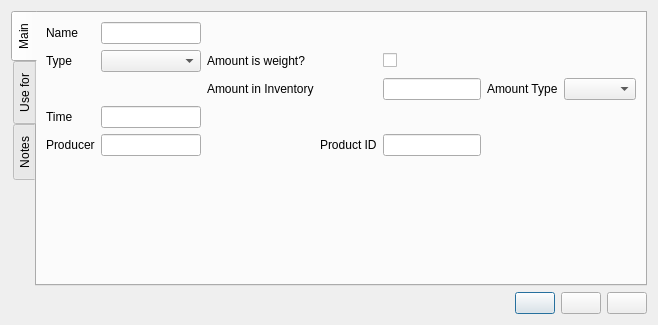
The window that ui/miscEditor.ui (Brewken/brewken) describes before a commit, drawn with Qt 5.
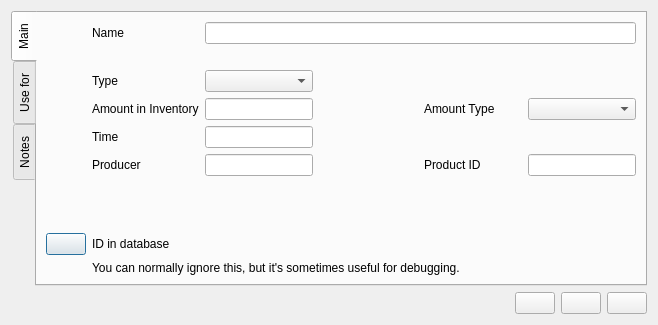
The same window after the commit. Icons and pictures are not drawn. Custom widgets are drawn as their Qt base class.

```diff
--- a/ui/miscEditor.ui
+++ b/ui/miscEditor.ui
@@ -30,14 +30,8 @@
        <string>Main</string>
       </attribute>
       <layout class="QGridLayout" name="gridLayout">
-       <item row="0" column="0">
+       <item row="0" column="1">
         <widget class="QLabel" name="label_name">
-         <property name="sizePolicy">
-          <sizepolicy hsizetype="Expanding" vsizetype="Fixed">
-           <horstretch>0</horstretch>
-           <verstretch>0</verstretch>
-          </sizepolicy>
-         </property>
          <property name="text">
           <string>Name</string>
          </property>
@@ -49,39 +43,28 @@
          </property>
         </widget>
        </item>
-       <item row="0" column="1">
+       <item row="0" column="2" colspan="4">
         <widget class="SmartLineEdit" name="lineEdit_name">
-         <property name="sizePolicy">
-          <sizepolicy hsizetype="Expanding" vsizetype="Fixed">
-           <horstretch>100</horstretch>
-           <verstretch>0</verstretch>
-          </sizepolicy>
-         </property>
-         <property name="minimumSize">
-          <size>
-           <width>100</width>
-           <height>0</height>
-          </size>
-         </property>
-         <property name="maximumSize">
-          <size>
-           <width>100</width>
-           <height>16777215</height>
-          </size>
-         </property>
          <property name="toolTip">
           <string>Name</string>
          </property>
         </widget>
        </item>
-       <item row="2" column="0">
+       <item row="1" column="3">
+        <spacer name="horizontalSpacer">
+         <property name="orientation">
+          <enum>Qt::Horizontal</enum>
+         </property>
+         <property name="sizeHint" stdset="0">
+          <size>
+           <width>40</width>
+           <height>20</height>
+          </size>
+         </property>
+        </spacer>
+       </item>
+       <item row="2" column="1">
         <widget class="QLabel" name="label_type">
-         <property name="sizePolicy">
-          <sizepolicy hsizetype="Expanding" vsizetype="Fixed">
-           <horstretch>0</horstretch>
-           <verstretch>0</verstretch>
-          </sizepolicy>
-         </property>
          <property name="text">
           <string>Type</string>
          </property>
@@ -93,50 +76,14 @@
          </property>
         </widget>
        </item>
-       <item row="2" column="1">
-        <widget class="BtComboBox" name="comboBox_type">
-         <property name="toolTip">
-          <string>Type</string>
-         </property>
-        </widget>
-       </item>
        <item row="2" column="2">
-        <widget class="QLabel" name="label_amountIsWeight">
-         <property name="sizePolicy">
-          <sizepolicy hsizetype="Expanding" vsizetype="Preferred">
-           <horstretch>0</horstretch>
-           <verstretch>0</verstretch>
-          </sizepolicy>
-         </property>
+        <widget class="BtComboBox" name="comboBox_type">
          <property name="toolTip">
           <string>Check it if the amount listed is in kg instead of L.</string>
          </property>
-         <property name="text">
-          <string>Amount is weight?</string>
-         </property>
-         <property name="buddy">
-          <cstring>checkBox_amountIsWeight</cstring>
-         </property>
         </widget>
        </item>
-       <item row="2" column="4">
-        <widget class="QCheckBox" name="checkBox_amountIsWeight">
-         <property name="sizePolicy">
-          <sizepolicy hsizetype="Minimum" vsizetype="Fixed">
-           <horstretch>0</horstretch>
-           <verstretch>0</verstretch>
-          </sizepolicy>
-         </property>
-         <property name="toolTip">
-          <string>Checked if the given amount is weight instead of volume</string>
-         </property>
-         <property name="text">
-          <string/>
-         </property>
-        </widget>
-       </item>
-
-       <item row="4" column="2">
+       <item row="4" column="1">
         <widget class="SmartLabel" name="label_inventory">
          <property name="contextMenuPolicy">
           <enum>Qt::CustomContextMenu</enum>
@@ -149,27 +96,14 @@
          </property>
         </widget>
        </item>
-       <item row="4" column="4">
+       <item row="4" column="2">
         <widget class="SmartLineEdit" name="lineEdit_inventory">
-         <property name="sizePolicy">
-          <sizepolicy hsizetype="Maximum" vsizetype="Fixed">
-           <horstretch>0</horstretch>
-           <verstretch>0</verstretch>
-          </sizepolicy>
-         </property>
-         <property name="maximumSize">
-          <size>
-           <width>100</width>
-           <height>16777215</height>
-          </size>
-         </property>
          <property name="toolTip">
           <string>Amount in inventory</string>
          </property>
         </widget>
        </item>
-
-       <item row="4" column="5">
+       <item row="4" column="4">
         <widget class="QLabel" name="label_amountType">
          <property name="sizePolicy">
           <sizepolicy hsizetype="Expanding" vsizetype="Preferred">
@@ -188,28 +122,15 @@
          </property>
         </widget>
        </item>
-       <item row="4" column="6">
+       <item row="4" column="5">
         <widget class="BtComboBox" name="comboBox_amountType">
-         <property name="sizePolicy">
-          <sizepolicy hsizetype="Minimum" vsizetype="Fixed">
-           <horstretch>0</horstretch>
-           <verstretch>0</verstretch>
-          </sizepolicy>
-         </property>
          <property name="toolTip">
           <string>Whether the amount is weight or volume</string>
          </property>
         </widget>
        </item>
-
-       <item row="5" column="0">
+       <item row="5" column="1">
         <widget class="SmartLabel" name="label_time">
-         <property name="sizePolicy">
-          <sizepolicy hsizetype="Expanding" vsizetype="Fixed">
-           <horstretch>0</horstretch>
-           <verstretch>0</verstretch>
-          </sizepolicy>
-         </property>
          <property name="contextMenuPolicy">
           <enum>Qt::CustomContextMenu</enum>
          </property>
@@ -224,32 +145,14 @@
          </property>
         </widget>
        </item>
-       <item row="5" column="1">
+       <item row="5" column="2">
         <widget class="SmartLineEdit" name="lineEdit_time">
-         <property name="sizePolicy">
-          <sizepolicy hsizetype="Fixed" vsizetype="Fixed">
-           <horstretch>100</horstretch>
-           <verstretch>0</verstretch>
-          </sizepolicy>
-         </property>
-         <property name="minimumSize">
-          <size>
-           <width>100</width>
-           <height>0</height>
-          </size>
-         </property>
-         <property name="maximumSize">
-          <size>
-           <width>100</width>
-           <height>16777215</height>
-          </size>
-         </property>
          <property name="toolTip">
           <string>Time</string>
          </property>
         </widget>
        </item>
-       <item row="6" column="0">
+       <item row="6" column="1">
         <widget class="QLabel" name="label_producer">
          <property name="text">
           <string>Producer</string>
@@ -259,14 +162,14 @@
          </property>
         </widget>
        </item>
-       <item row="6" column="1">
+       <item row="6" column="2">
         <widget class="SmartLineEdit" name="lineEdit_producer">
          <property name="toolTip">
           <string>Producer</string>
          </property>
         </widget>
        </item>
-       <item row="6" column="3">
+       <item row="6" column="4">
         <widget class="QLabel" name="label_productId">
          <property name="text">
           <string>Product ID</string>
@@ -276,14 +179,14 @@
          </property>
         </widget>
        </item>
-       <item row="6" column="4">
+       <item row="6" column="5">
         <widget class="SmartLineEdit" name="lineEdit_productId">
          <property name="toolTip">
           <string>Product ID</string>
          </property>
         </widget>
        </item>
-       <item row="7" column="1">
+       <item row="12" column="1">
         <spacer name="verticalSpacer">
          <property name="orientation">
           <enum>Qt::Vertical</enum>
@@ -296,6 +199,30 @@
          </property>
         </spacer>
        </item>
+       <item row="13" column="0">
+        <widget class="InfoButton" name="infoButton_id"></widget>
+       </item>
+       <item row="13" column="1">
+        <widget class="QLabel" name="label_id">
+         <property name="text">
+          <string>ID in database</string>
+         </property>
+        </widget>
+       </item>
+       <item row="13" column="2">
+        <widget class="QLabel" name="label_id_value">
+        </widget>
+       </item>
+       <item row="14" column="1" colspan="5">
+        <widget class="InfoText" name="infoText_id">
+         <property name="buddy">
+          <cstring>infoButton_id</cstring>
+         </property>
+         <property name="text">
+          <string>You can normally ignore this, but it's sometimes useful for debugging.</string>
+         </property>
+        </widget>
+       </item>
       </layout>
      </widget>
      <widget class="QWidget" name="tab_usefor">
@@ -323,7 +250,7 @@
    <item>
     <layout class="QHBoxLayout" name="horizontalLayout_3">
      <item>
-      <spacer name="horizontalSpacer">
+      <spacer name="horizontalSpacer_2">
        <property name="orientation">
         <enum>Qt::Horizontal</enum>
        </property>
@@ -387,6 +314,16 @@
    <extends>QComboBox</extends>
    <header>widgets/BtComboBox.h</header>
   </customwidget>
+  <customwidget>
+   <class>InfoButton</class>
+   <extends>QPushButton</extends>
+   <header>widgets/InfoButton.h</header>
+  </customwidget>
+  <customwidget>
+   <class>InfoText</class>
+   <extends>QLabel</extends>
+   <header>widgets/InfoText.h</header>
+  </customwidget>
   <customwidget>
    <class>SmartLabel</class>
    <extends>QLabel</extends>
```
Left out of the diff: 10 changed lines with no effect on the pictures.
